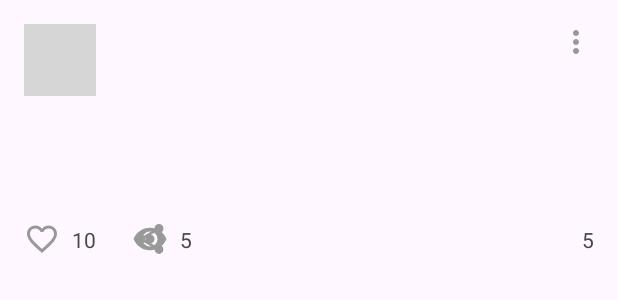
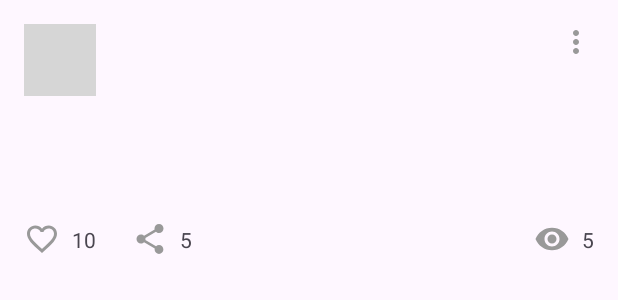
Before and after one commit to MarinaRRR/app_kotlin, an Android app: the layout activity_main.xml on its own in the app's theme, with its tools: preview values and no code run, on a phone screen of 412 x 824 dp. Shown: the top 300 px of the screen. Run offline under Robolectric (Android 15) with nearby library versions, the phone set to English and light mode, and no system bars; grey boxes are pictures that could not be loaded.

Commit message:
3 dz edit

```diff
--- a/app/src/main/res/layout/activity_main.xml
+++ b/app/src/main/res/layout/activity_main.xml
@@ -137,7 +137,7 @@
         android:background="@android:color/transparent"
         android:contentDescription="@string/eye_icon"
         app:layout_constraintBottom_toBottomOf="@id/favorite"
-        app:layout_constraintEnd_toStartOf="@id/share_number"
+        app:layout_constraintEnd_toStartOf="@id/view_number"
         app:layout_constraintTop_toTopOf="@id/favorite"
         app:srcCompat="@drawable/baseline_remove_red_eye_24" />
 
```
